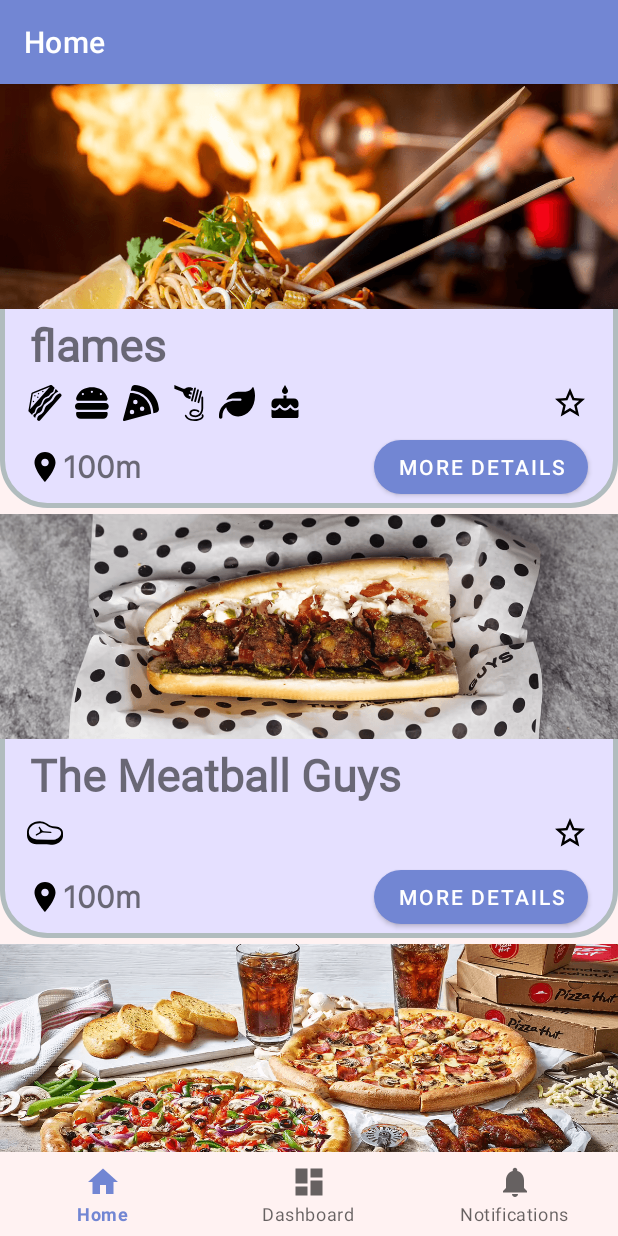
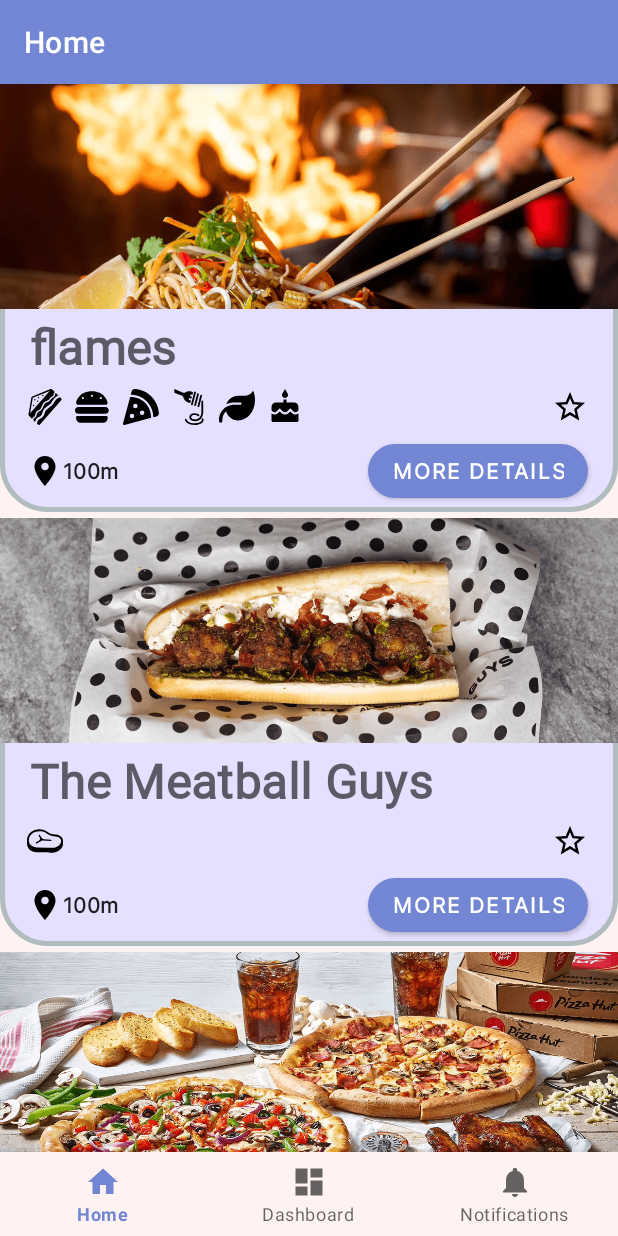
Before and after one commit to wayne1512/cis2208-foodnow, an Android app: the screen it shows after launch (MainActivity), on a phone screen of 412 x 824 dp. Run offline under Robolectric (Android 15) with nearby library versions, the light colour scheme and no system bars; our stand-ins replace navigation-ui.

Commit message:
moved typography to style into themes.xml

```diff
--- a/app/src/main/res/layout/layout_restaurant_card.xml
+++ b/app/src/main/res/layout/layout_restaurant_card.xml
@@ -26,13 +26,11 @@
             android:id="@+id/restaurantCard_name"
             android:layout_width="match_parent"
             android:layout_height="wrap_content"
-            android:fontFamily="@font/lora"
             android:paddingVertical="3dp"
             android:paddingStart="10dp"
             android:paddingEnd="10dp"
             android:text="restaurant name"
-            android:textSize="30sp"
-            android:textStyle="bold" />
+            android:textAppearance="@style/TextAppearance.FoodNow.Headline4" />
 
         <LinearLayout
             android:id="@+id/iconBar"
@@ -87,7 +85,7 @@
                 android:layout_height="wrap_content"
                 android:fontFamily="@font/inter"
                 android:text="100m"
-                android:textSize="20sp"
+                android:textAppearance="@style/TextAppearance.FoodNow.body2"
                 android:textStyle="bold" />
 
             <Space
@@ -102,6 +100,7 @@
                 android:layout_marginRight="10dp"
                 android:layout_weight="0"
                 android:text="more details"
+                android:textAppearance="@style/TextAppearance.FoodNow.Button"
                 app:cornerRadius="999999dp" />
 
         </LinearLayout>
--- a/app/src/main/res/values/themes.xml
+++ b/app/src/main/res/values/themes.xml
@@ -16,5 +16,29 @@
         <item name="colorSurface">@color/blueish_white</item>
         <item name="android:colorBackground">@color/almost_white</item>
 
+
+
+
+    </style>
+
+
+    <style name="TextAppearance.FoodNow.Headline4" parent="TextAppearance.MaterialComponents.Headline4">
+        <item name="fontFamily">@font/lora</item>
+        <item name="android:fontFamily">@font/lora</item>
+        <item name="android:textSize">32sp</item>
+        <item name="android:textStyle">bold</item>
+    </style>
+
+    <style name="TextAppearance.FoodNow.Button" parent="TextAppearance.MaterialComponents.Button">
+        <item name="fontFamily">@font/inter</item>
+        <item name="android:fontFamily">@font/inter</item>
+        <item name="android:textSize">14sp</item>
+        <item name="android:textStyle">bold</item>
+        <item name="android:textAllCaps">true</item>
+    </style>
+
+
+    <style name="TextAppearance.FoodNow.body2" parent="TextAppearance.MaterialComponents.Body2">
+        <item name="android:textSize">14sp</item>
     </style>
 </resources>
```
